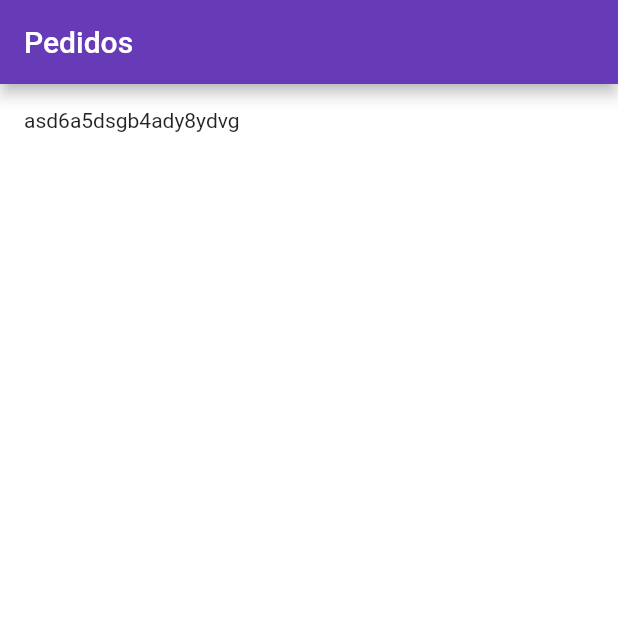
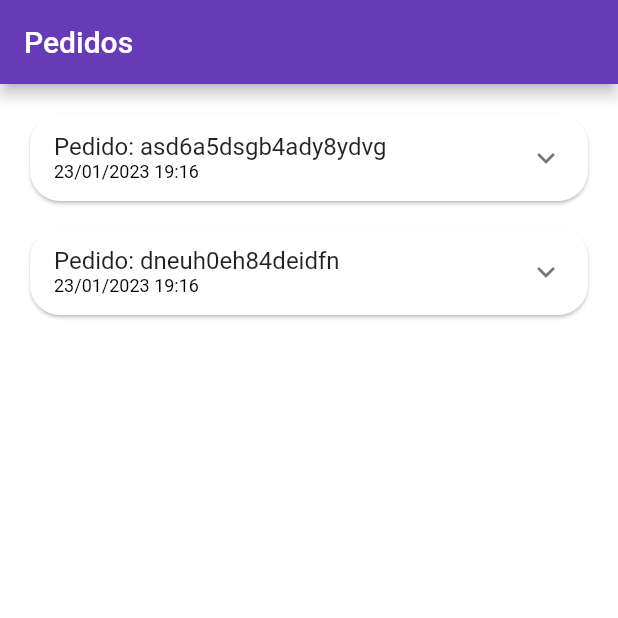
Before and after one commit to kaueBAuricchio/grocery_store, a Flutter app: the OrdersTab screen opened directly, on a phone screen of 412 x 824 dp, the top half of it. Run offline on Flutter 3.47's test engine with Material 2 defaults, Android fonts, the phone set to English and light mode, and no system bars; our stand-ins replace animated_text_kit, badges, mask_text_input_formatter.

Commit message:
finish order_tile.dart

```diff
--- a/lib/src/models/app_data.dart
+++ b/lib/src/models/app_data.dart
@@ -104,10 +104,34 @@ List<OrderModel> orders = [
         CartItemModel(
             item: mango,
             quantity: 4
-        )
+        ),
+        CartItemModel(
+            item: grape,
+            quantity: 2
+        ),
       ],
-      status: 'pedindy_payment',
+      status: 'delivered',
       copyAndPaste: 'scqfbvofboqw',
-      total: 1439.2
+      total: 1639
+  ),
+  OrderModel(
+      id: 'dneuh0eh84deidfn',
+      createdDateTime: DateTime.parse('2023-01-23 19:16'),
+      overDudeDateTime: DateTime.parse('2023-01-23 19:37'),
+      items: [
+        CartItemModel(
+            item: mango,
+            quantity: 4
+        ),
+        CartItemModel(
+            item: grape,
+            quantity: 2
+        ),
+        CartItemModel(item: papaya, quantity: 1)
+      ],
+      status: 'delivered',
+      copyAndPaste: 'scqfbvofboqw',
+      total: 2329.30
   )
+
 ];
--- /dev/null
+++ b/lib/src/pages/orders/components/order_tile.dart
@@ -0,0 +1,104 @@
+import 'package:flutter/material.dart';
+import 'package:grocery_store/src/models/order_model.dart';
+import 'package:grocery_store/src/pages/orders/components/order_item_widget.dart';
+import 'package:grocery_store/src/pages/orders/components/order_status_widget.dart';
+import 'package:grocery_store/src/services/utils_services.dart';
+
+class OrderTile extends StatelessWidget {
+  OrderTile({
+    Key? key,
+    required this.order,
+  }) : super(key: key);
+
+  final OrderModel order;
+  final UtilsServices utilsServices = UtilsServices();
+
+  @override
+  Widget build(BuildContext context) {
+    return Card(
+      shape: RoundedRectangleBorder(borderRadius: BorderRadius.circular(20)),
+      child: Theme(
+        data: Theme.of(context).copyWith(dividerColor: Colors.transparent),
+        child: ExpansionTile(
+          initiallyExpanded: order.status == 'pending_payment',
+          title: Column(
+            mainAxisSize: MainAxisSize.min,
+            crossAxisAlignment: CrossAxisAlignment.stretch,
+            children: [
+              Text('Pedido: ${order.id}'),
+              Text(
+                utilsServices.formatDateTime(order.createdDateTime),
+                style: const TextStyle(fontSize: 12, color: Colors.black),
+              )
+            ],
+          ),
+          childrenPadding: const EdgeInsets.fromLTRB(16, 0, 16, 16),
+          expandedCrossAxisAlignment: CrossAxisAlignment.stretch,
+          children: [
+            IntrinsicHeight(
+              child: Row(
+                children: [
+                  //Orders Numbers
+                  Expanded(
+                      flex: 3,
+                      child: SizedBox(
+                        height: 150,
+                        child: ListView(
+                          children: order.items.map((orderItem) {
+                            return OrderItemWidget(
+                                utilsServices: utilsServices,
+                                orderItem: orderItem);
+                          }).toList(),
+                        ),
+                      )),
+                  //Divider
+                  VerticalDivider(
+                    color: Colors.grey.shade300,
+                    thickness: 2,
+                    width: 8,
+                  ),
+                  //Order status
+                  Expanded(
+                      flex: 2,
+                      child: OrderStatusWidget(
+                        status: order.status,
+                        isOverdue:
+                            order.overDudeDateTime.isBefore(DateTime.now()),
+                      ))
+                ],
+              ),
+            ),
+            //Total
+            Text.rich(
+              TextSpan(style: const TextStyle(fontSize: 20), children: [
+                const TextSpan(
+                    text: 'Total ',
+                    style: TextStyle(fontWeight: FontWeight.bold)
+                ),
+                TextSpan(text: utilsServices.currency(order.total)
+                )
+              ]),
+            ),
+            //Buttom Payment
+            Visibility(
+              visible:  order.status == 'pending_payment',
+              child: ElevatedButton.icon(
+                onPressed: () {},
+                style: ElevatedButton.styleFrom(
+                  shape: RoundedRectangleBorder(
+                      borderRadius: BorderRadius.circular(20)
+                  ),
+                ),
+                icon: Image.asset(
+                  'assets/app_images/pix.png',
+                  height: 18,
+                ),
+                label: const Text('Ver QR Code pix'),
+              ),
+            )
+          ],
+        ),
+      ),
+    );
+  }
+}
--- a/lib/src/pages/orders/orders_tab.dart
+++ b/lib/src/pages/orders/orders_tab.dart
@@ -1,5 +1,6 @@
 import 'package:flutter/material.dart';
 import 'package:grocery_store/src/models/app_data.dart' as appData;
+import 'package:grocery_store/src/pages/orders/components/order_tile.dart';
 
 class OrdersTab extends StatelessWidget {
   const OrdersTab({Key? key}) : super(key: key);
@@ -14,9 +15,9 @@ class OrdersTab extends StatelessWidget {
           padding: const EdgeInsets.all(16),
           physics: const BouncingScrollPhysics(),
           separatorBuilder: (_, index) => const SizedBox(height: 10),
-          itemBuilder: (_,index){
-            return Text(appData.orders[index].id);
-          },
+          itemBuilder: (_,index) => OrderTile(
+              order: appData.orders[index],
+            ),
           itemCount: appData.orders.length
       ),
     );
--- a/lib/src/services/utils_services.dart
+++ b/lib/src/services/utils_services.dart
@@ -1,4 +1,5 @@
 import 'package:intl/intl.dart';
+import 'package:intl/date_symbol_data_local.dart';
 class UtilsServices {
 
  String currency(double price){
@@ -7,4 +8,12 @@ class UtilsServices {
 
    return numberFormat.format(price);
  }
+
+ String formatDateTime(DateTime dateTime) {
+   initializeDateFormatting();
+
+   DateFormat dateFormat = DateFormat.yMd('pt_BR').add_Hm();
+   return dateFormat.format(dateTime);
+ }
+
 }
--- a/pubspec.yaml
+++ b/pubspec.yaml
@@ -66,6 +66,7 @@ flutter:
   # To add assets to your application, add an assets section, like this:
   assets:
      - assets/fruits/
+     - assets/app_images/
   #   - images/a_dot_ham.jpeg
 
   # An image asset can refer to one or more resolution-specific "variants", see
```
Also changed, not shown: lib/src/pages/orders/components/order_item_widget.dart (added, +44 -0 lines), lib/src/pages/orders/components/order_status_widget.dart (added, +126 -0 lines), assets/app_images/pix.png (added).
